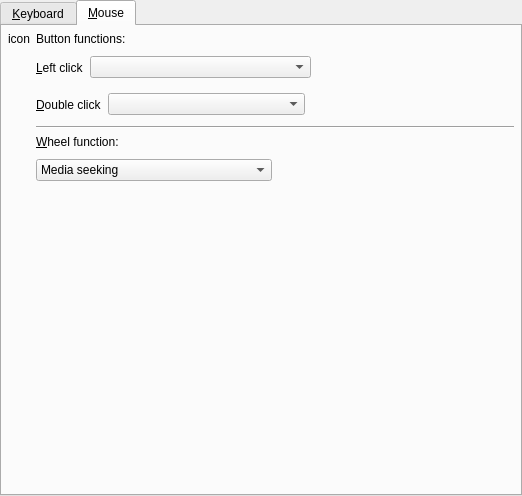
Above: src/prefinput.ui from wilbert2000/wzplayer before the change. Below: the same form after it.
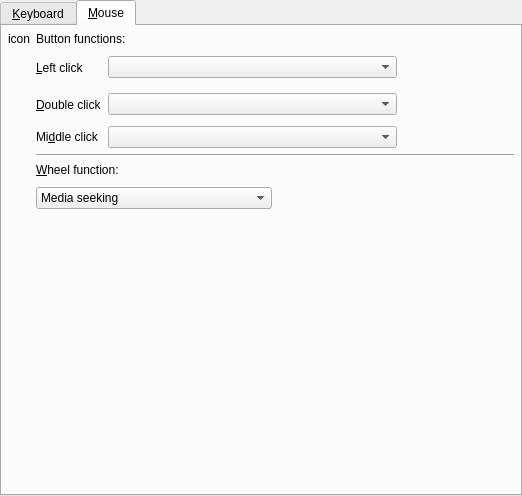
That is the form after the change. The open tabs and pages were chosen to show the change. Icons and pictures are not drawn. Custom widgets are drawn as their Qt base class.

Commit message: * Preferences->Keyboard and mouse: the list of available actions for mouse    buttons has been reduced. Only the most useful for mouse buttons are there.  * Now the middle click button is also configurable. The default action is    mute.  * Now the default icon theme is Nuvola.

Diff of the .ui file:
```diff
--- a/src/prefinput.ui
+++ b/src/prefinput.ui
@@ -163,7 +163,61 @@
            <property name="spacing" >
             <number>6</number>
            </property>
-           <item row="0" column="0" >
+           <item row="3" column="0" colspan="2" >
+            <widget class="QLabel" name="label" >
+             <property name="text" >
+              <string>Mi&amp;ddle click</string>
+             </property>
+             <property name="buddy" >
+              <cstring>middle_click_combo</cstring>
+             </property>
+            </widget>
+           </item>
+           <item row="3" column="2" >
+            <widget class="QComboBox" name="middle_click_combo" />
+           </item>
+           <item row="3" column="3" colspan="2" >
+            <spacer>
+             <property name="orientation" >
+              <enum>Qt::Horizontal</enum>
+             </property>
+             <property name="sizeHint" >
+              <size>
+               <width>40</width>
+               <height>20</height>
+              </size>
+             </property>
+            </spacer>
+           </item>
+           <item row="0" column="3" colspan="2" >
+            <spacer>
+             <property name="orientation" >
+              <enum>Qt::Horizontal</enum>
+             </property>
+             <property name="sizeType" >
+              <enum>QSizePolicy::Expanding</enum>
+             </property>
+             <property name="sizeHint" >
+              <size>
+               <width>81</width>
+               <height>31</height>
+              </size>
+             </property>
+            </spacer>
+           </item>
+           <item row="0" column="2" >
+            <widget class="MyComboBox" name="left_click_combo" >
+             <property name="sizePolicy" >
+              <sizepolicy>
+               <hsizetype>7</hsizetype>
+               <vsizetype>0</vsizetype>
+               <horstretch>0</horstretch>
+               <verstretch>0</verstretch>
+              </sizepolicy>
+             </property>
+            </widget>
+           </item>
+           <item row="0" column="0" colspan="2" >
             <widget class="QLabel" name="textLabel2_6" >
              <property name="text" >
               <string>&amp;Left click</string>
@@ -176,39 +230,7 @@
              </property>
             </widget>
            </item>
-           <item row="0" column="4" >
-            <spacer>
-             <property name="orientation" >
-              <enum>Qt::Horizontal</enum>
-             </property>
-             <property name="sizeType" >
-              <enum>QSizePolicy::Expanding</enum>
-             </property>
-             <property name="sizeHint" >
-              <size>
-               <width>81</width>
-               <height>31</height>
-              </size>
-             </property>
-            </spacer>
-           </item>
-           <item row="1" column="3" colspan="2" >
-            <spacer>
-             <property name="orientation" >
-              <enum>Qt::Horizontal</enum>
-             </property>
-             <property name="sizeType" >
-              <enum>QSizePolicy::Expanding</enum>
-             </property>
-             <property name="sizeHint" >
-              <size>
-               <width>111</width>
-               <height>31</height>
-              </size>
-             </property>
-            </spacer>
-           </item>
-           <item row="1" column="0" colspan="2" >
+           <item rowspan="2" row="1" column="0" colspan="2" >
             <widget class="QLabel" name="textLabel3_4" >
              <property name="text" >
               <string>&amp;Double click</string>
@@ -221,7 +243,7 @@
              </property>
             </widget>
            </item>
-           <item row="1" column="2" >
+           <item rowspan="2" row="1" column="2" >
             <widget class="MyComboBox" name="double_click_combo" >
              <property name="sizePolicy" >
               <sizepolicy>
@@ -233,17 +255,21 @@
              </property>
             </widget>
            </item>
-           <item row="0" column="1" colspan="3" >
-            <widget class="MyComboBox" name="left_click_combo" >
-             <property name="sizePolicy" >
-              <sizepolicy>
-               <hsizetype>7</hsizetype>
-               <vsizetype>0</vsizetype>
-               <horstretch>0</horstretch>
-               <verstretch>0</verstretch>
-              </sizepolicy>
+           <item rowspan="2" row="1" column="3" colspan="2" >
+            <spacer>
+             <property name="orientation" >
+              <enum>Qt::Horizontal</enum>
              </property>
-            </widget>
+             <property name="sizeType" >
+              <enum>QSizePolicy::Expanding</enum>
+             </property>
+             <property name="sizeHint" >
+              <size>
+               <width>111</width>
+               <height>31</height>
+              </size>
+             </property>
+            </spacer>
            </item>
           </layout>
          </item>
```
The commit also changes 32 other files.
